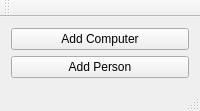
The window that mainwindow.ui (Fanneyyy/hairy-ironman) describes before a commit, drawn with Qt 5.
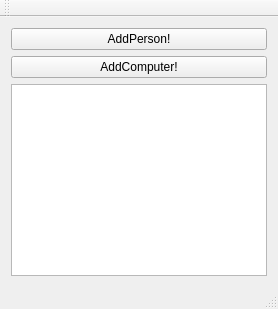
The same window after the commit.

Commit message: table utfæring test

```diff
--- a/mainwindow.ui
+++ b/mainwindow.ui
@@ -10,17 +10,20 @@
     <item>
      <widget class="QPushButton" name="pushButton">
       <property name="text">
-       <string>Add Computer</string>
+       <string>AddPerson!</string>
       </property>
      </widget>
     </item>
     <item>
      <widget class="QPushButton" name="pushToAddPerson">
       <property name="text">
-       <string>Add Person</string>
+       <string>AddComputer!</string>
       </property>
      </widget>
     </item>
+    <item>
+     <widget class="QTableWidget" name="tableWidget"/>
+    </item>
    </layout>
   </widget>
   <widget class="QToolBar" name="mainToolBar">
```
Left out of the diff: 4 changed lines with no effect on the pictures. The commit also changes 2 other files.
